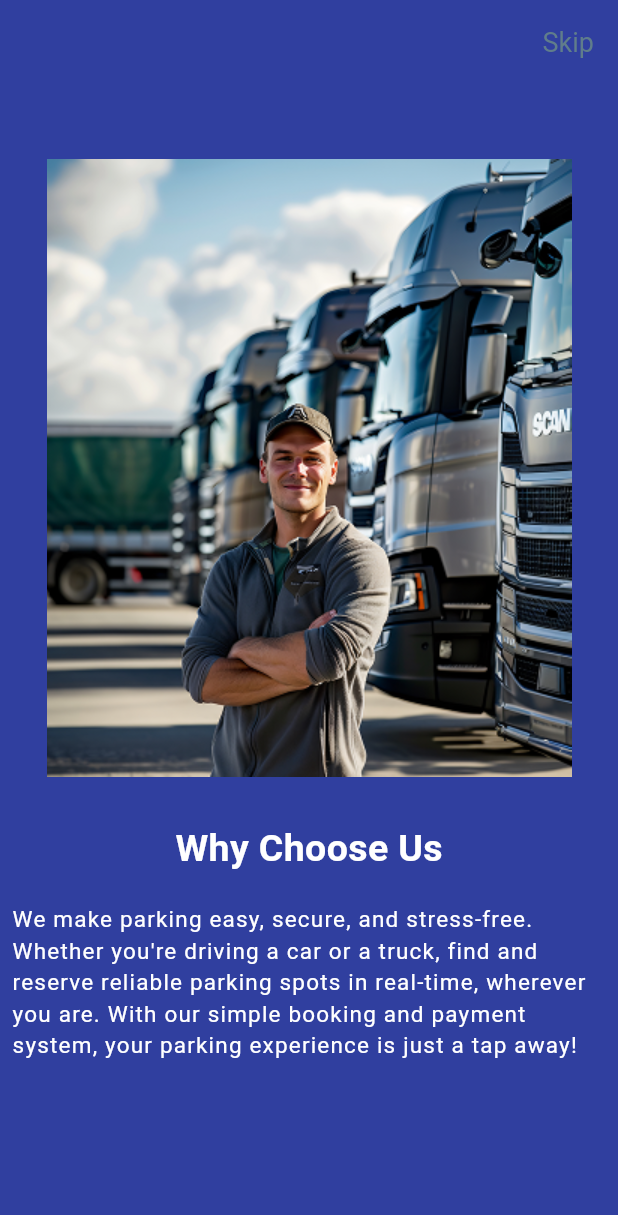
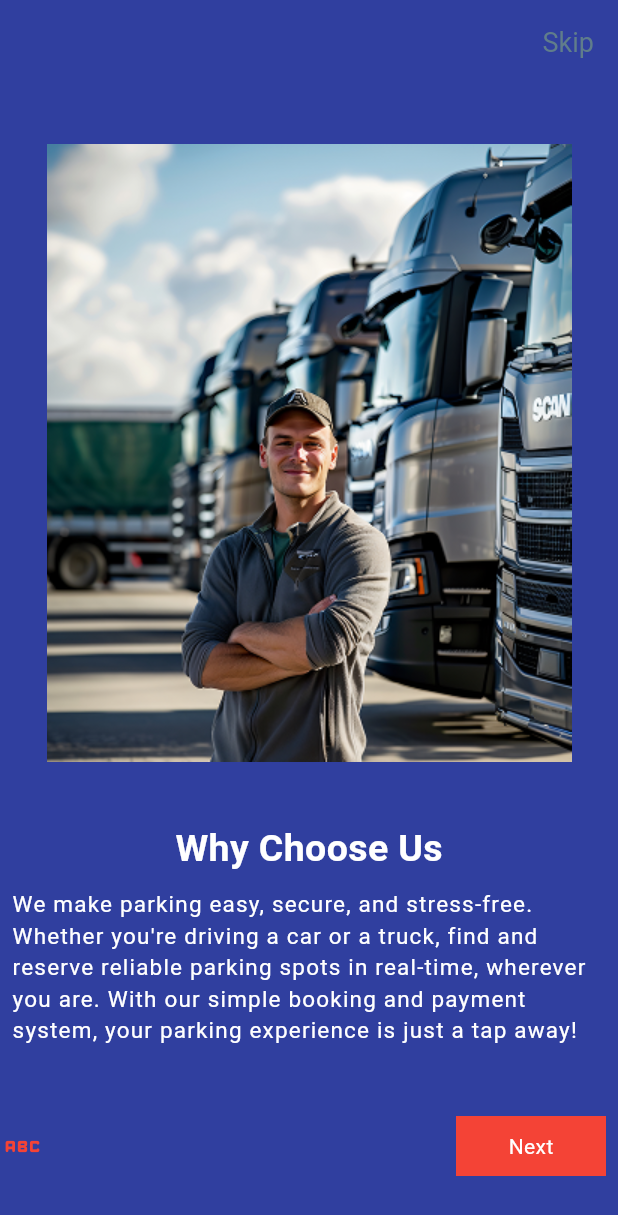
Before and after one commit to SourovDV/car_parking_project, a Flutter app: the screen it shows after launch, on a phone screen of 412 x 824 dp. Shown: the top 1215 px of the screen. Run offline on Flutter 3.47's test engine with Material 3 defaults, Android fonts, the phone set to English and light mode, and no system bars; our stand-ins replace flutter_svg.

Commit message:
first page done

```diff
--- a/lib/homePage.dart
+++ b/lib/homePage.dart
@@ -18,11 +18,18 @@ class HomePage extends StatelessWidget {
           ),
         ),
       ),
-      body: Column(
+
+      body: Padding(
+        padding: const EdgeInsets.symmetric(vertical: 40),
+        child: Column(
+           mainAxisAlignment: MainAxisAlignment.spaceBetween,
           children: [
-          SizedBox(height: 50),
+            Column(
+              children: [
               Center(child: Image.asset("Assert/profile.png")),
-          SizedBox(height: 30),
+                SizedBox(
+                  height: 40,
+                ),
                 Text(
                   "Why Choose Us",
                   style: TextStyle(
@@ -31,7 +38,6 @@ class HomePage extends StatelessWidget {
                     fontWeight: FontWeight.bold,
                   ),
                 ),
-          SizedBox(height: 10,),
                 Padding(
                   padding: const EdgeInsets.all(8.0),
                   child: Text(
@@ -39,7 +45,9 @@ class HomePage extends StatelessWidget {
                     style: TextStyle(color: Colors.white,fontSize: 15,letterSpacing: 0.8),
                   ),
                 ),
-          SizedBox(height: 200,),
+              ],
+            ),
+
             Row(
               mainAxisAlignment: MainAxisAlignment.spaceBetween,
               children: [
@@ -61,6 +69,7 @@ class HomePage extends StatelessWidget {
             )
           ],
         ),
+      ),
 
     );
   }
```
Lines whose indentation alone changed are shown as unchanged.
